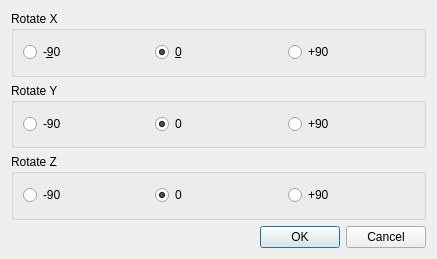
First picture: the form in src/Gui/RotateModelDialog.ui, repository fredrickojackson/CppCAM, before the edit.
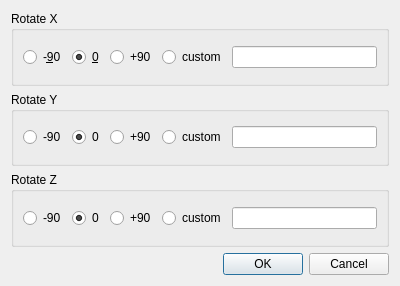
Second picture: the form after the edit. Icons and pictures are not drawn.

Commit message: bugfixes to model import and export

Patch:
```diff
--- a/src/Gui/RotateModelDialog.ui
+++ b/src/Gui/RotateModelDialog.ui
@@ -9,8 +9,8 @@
    <rect>
     <x>0</x>
     <y>0</y>
-    <width>437</width>
-    <height>259</height>
+    <width>400</width>
+    <height>286</height>
    </rect>
   </property>
   <property name="windowTitle">
@@ -30,6 +30,13 @@
       <string>Rotate X</string>
      </property>
      <layout class="QGridLayout" name="gridLayout">
+      <item row="0" column="2">
+       <widget class="QRadioButton" name="radioButton_xplus">
+        <property name="text">
+         <string>+90</string>
+        </property>
+       </widget>
+      </item>
       <item row="0" column="0">
        <widget class="QRadioButton" name="radioButton_xmin">
         <property name="text">
@@ -47,13 +54,16 @@
         </property>
        </widget>
       </item>
-      <item row="0" column="2">
-       <widget class="QRadioButton" name="radioButton_xplus">
+      <item row="0" column="3">
+       <widget class="QRadioButton" name="radioButton_xcustom">
         <property name="text">
-         <string>+90</string>
+         <string>custom</string>
         </property>
        </widget>
       </item>
+      <item row="0" column="4">
+       <widget class="QLineEdit" name="leXrot"/>
+      </item>
      </layout>
     </widget>
    </item>
@@ -70,6 +80,13 @@
         </property>
        </widget>
       </item>
+      <item row="0" column="3">
+       <widget class="QRadioButton" name="radioButton_ycustom">
+        <property name="text">
+         <string>custom</string>
+        </property>
+       </widget>
+      </item>
       <item row="0" column="1">
        <widget class="QRadioButton" name="radioButton_ycen">
         <property name="text">
@@ -87,6 +104,9 @@
         </property>
        </widget>
       </item>
+      <item row="0" column="4">
+       <widget class="QLineEdit" name="leYrot"/>
+      </item>
      </layout>
     </widget>
    </item>
@@ -113,6 +133,13 @@
         </property>
        </widget>
       </item>
+      <item row="0" column="4">
+       <widget class="QRadioButton" name="radioButton_zcustom">
+        <property name="text">
+         <string>custom</string>
+        </property>
+       </widget>
+      </item>
       <item row="0" column="2">
        <widget class="QRadioButton" name="radioButton_zplus">
         <property name="text">
@@ -120,6 +147,9 @@
         </property>
        </widget>
       </item>
+      <item row="0" column="5">
+       <widget class="QLineEdit" name="leZrot"/>
+      </item>
      </layout>
     </widget>
    </item>
```
The commit also changes 5 other files.
